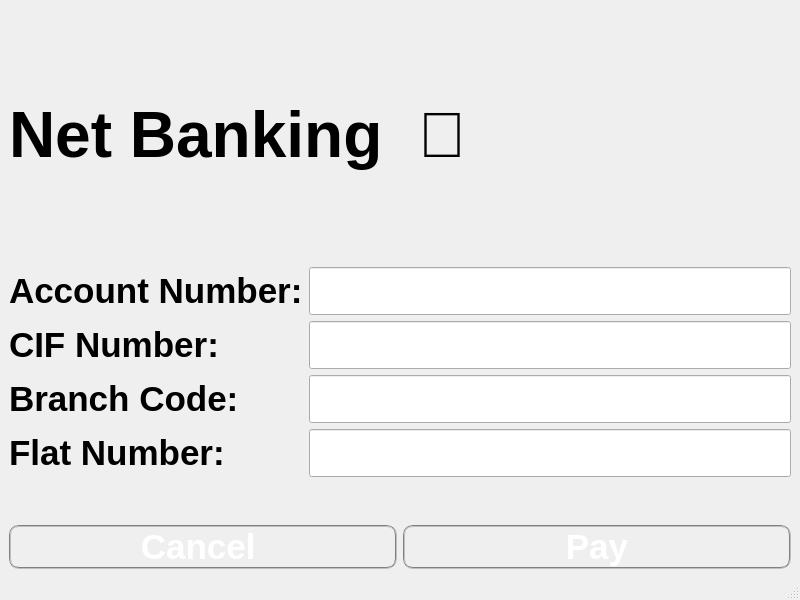
First picture: the form in transaction_netbank.ui, repository acmpesuecc/GrowPal, before the edit.
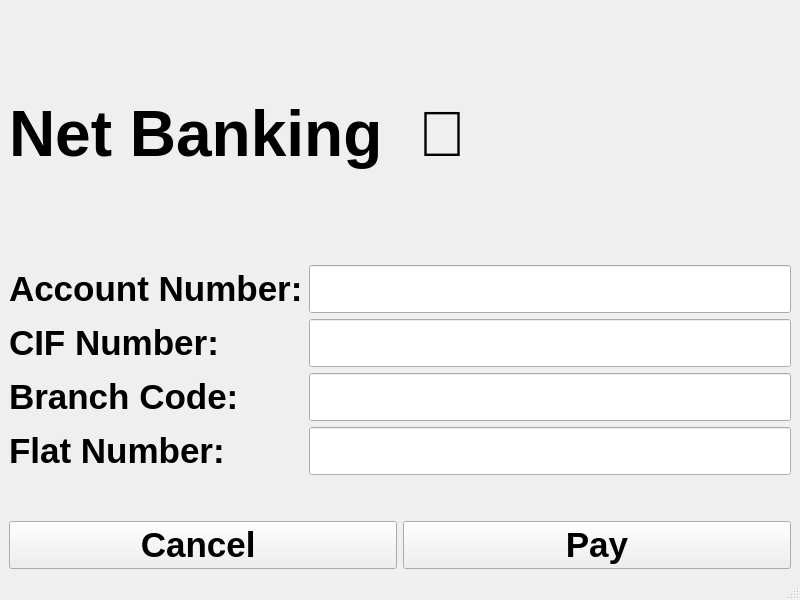
Second picture: the form after the edit.

The edit to the form file:
```diff
--- a/transaction_netbank.ui
+++ b/transaction_netbank.ui
@@ -143,9 +143,7 @@
        </font>
       </property>
       <property name="styleSheet">
-       <string notr="true">
-                 color: white; 
-                 border-radius: 10px; border: 2px groove gray;</string>
+       <string notr="true"/>
       </property>
       <property name="text">
        <string>Cancel </string>
@@ -162,9 +160,7 @@
        </font>
       </property>
       <property name="styleSheet">
-       <string notr="true">
-                 color: white; 
-                 border-radius: 10px; border: 2px groove gray;</string>
+       <string notr="true"/>
       </property>
       <property name="text">
        <string>Pay</string>
```
